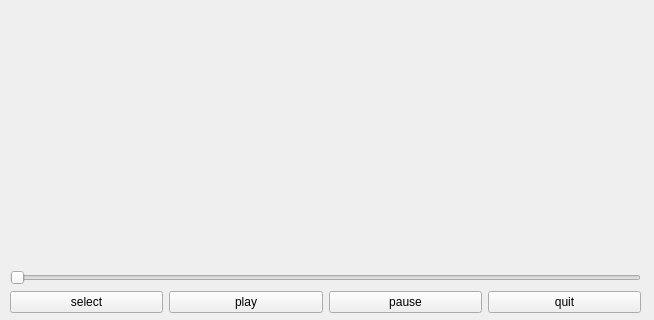
Qt form mediawindow.ui (canaconZion/videoPlayer) before a commit; both pictures show x 0 to 654 and y 148 to 468 of the 654 by 468 pixel window.
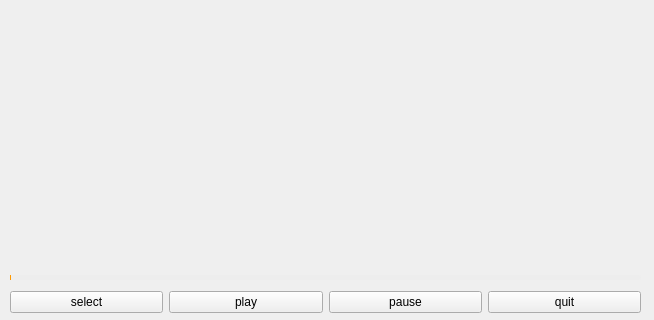
The same form after that commit.

Commit message: feat: modify the style of  slider

Patch:
```diff
--- a/mediawindow.ui
+++ b/mediawindow.ui
@@ -32,6 +32,62 @@
     </item>
     <item>
      <widget class="QSlider" name="slider">
+      <property name="styleSheet">
+       <string notr="true">QSlider::groove:horizontal {
+border: 0px solid #bbb;
+}
+
+QSlider::sub-page:horizontal {
+background-color: #ff9900;
+border-bottom-left-radius: 2px; 
+border-top-left-radius: 2px; 
+
+border-radius: 2px; 
+margin-top:5px;
+margin-bottom:5px;
+}
+
+QSlider::add-page:horizontal {
+background-color: rgba(228, 228, 228, 50);v
+border: 0px solid #777;
+border-radius: 2px;
+margin-top:5px;
+margin-bottom:5px;
+}
+/*
+QSlider::handle:horizontal {
+background: rgb(255,153,102); 
+border: 1px solid rgb(255,153,102); 
+width: 14px;
+height:10px;
+border-radius: 7px;
+margin-top:2px;
+margin-bottom:2px;
+}
+
+QSlider::handle:horizontal:hover {
+background: rgb(255,128,6); 
+border: 1px solid rgba(102,102,102,102);
+border-radius: 7px;
+}*/
+
+QSlider::sub-page:horizontal:disabled {
+background: #bbb;
+border-color: #999;
+}
+
+QSlider::add-page:horizontal:disabled {
+background: #eee;
+border-color: #999;
+}
+
+QSlider::handle:horizontal:disabled {
+background: #eee;
+border: 1px solid #aaa;
+border-radius: 2px;
+}
+</string>
+      </property>
       <property name="orientation">
        <enum>Qt::Horizontal</enum>
       </property>
```
